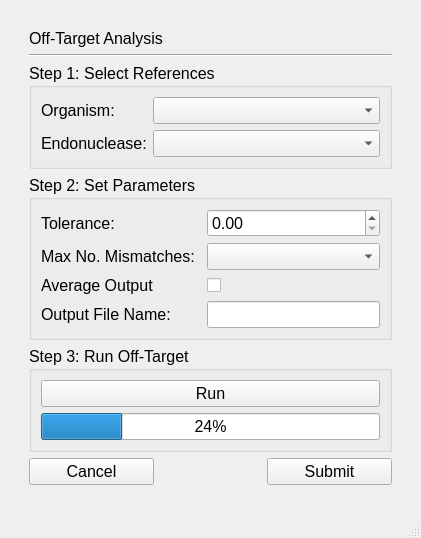
The window that off_target.ui (TrinhLab/CASPERapp) describes before a commit, drawn with Qt 5.
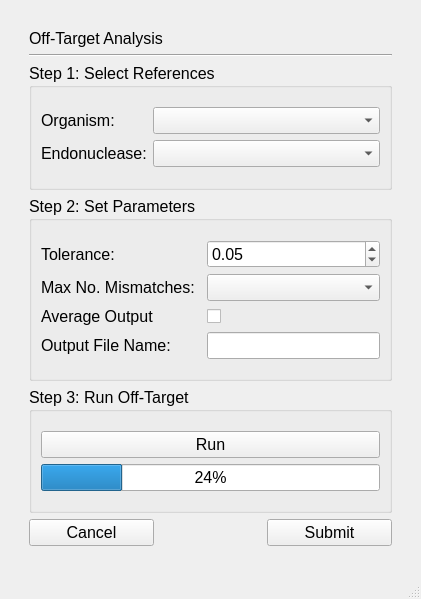
The same window after the commit.

```diff
--- a/off_target.ui
+++ b/off_target.ui
@@ -7,7 +7,7 @@
     <x>0</x>
     <y>0</y>
     <width>421</width>
-    <height>531</height>
+    <height>599</height>
    </rect>
   </property>
   <property name="font">
@@ -180,6 +180,9 @@
            <property name="singleStep">
             <double>0.050000000000000</double>
            </property>
+           <property name="value">
+            <double>0.050000000000000</double>
+           </property>
           </widget>
          </item>
          <item row="1" column="0">
```
